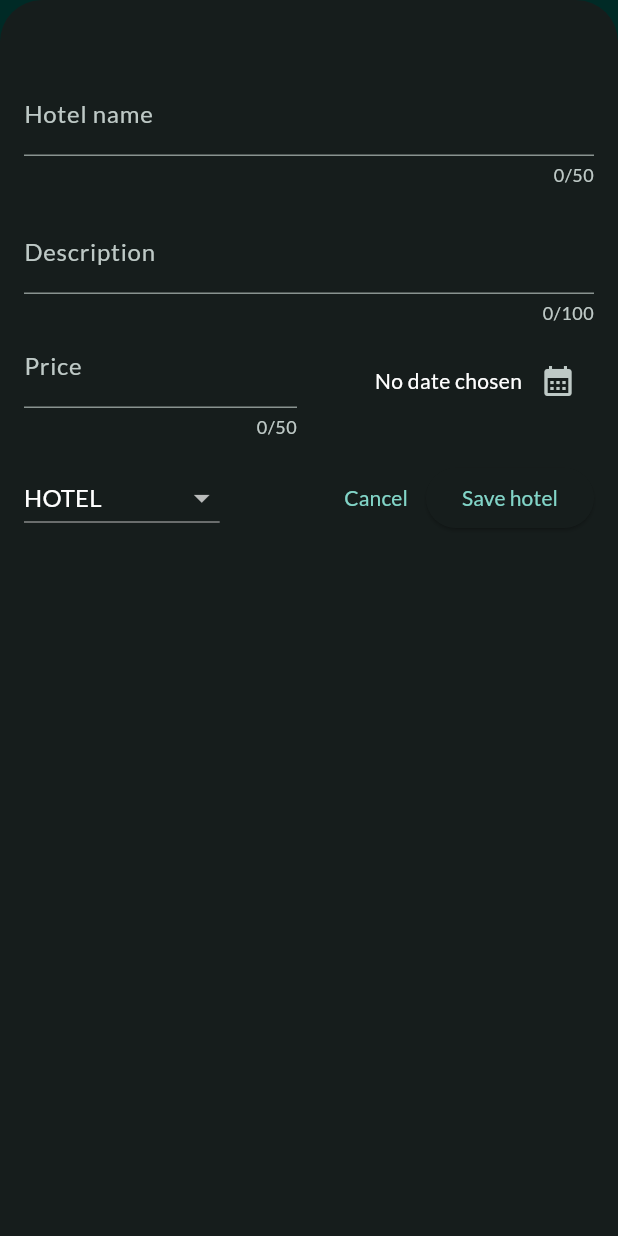
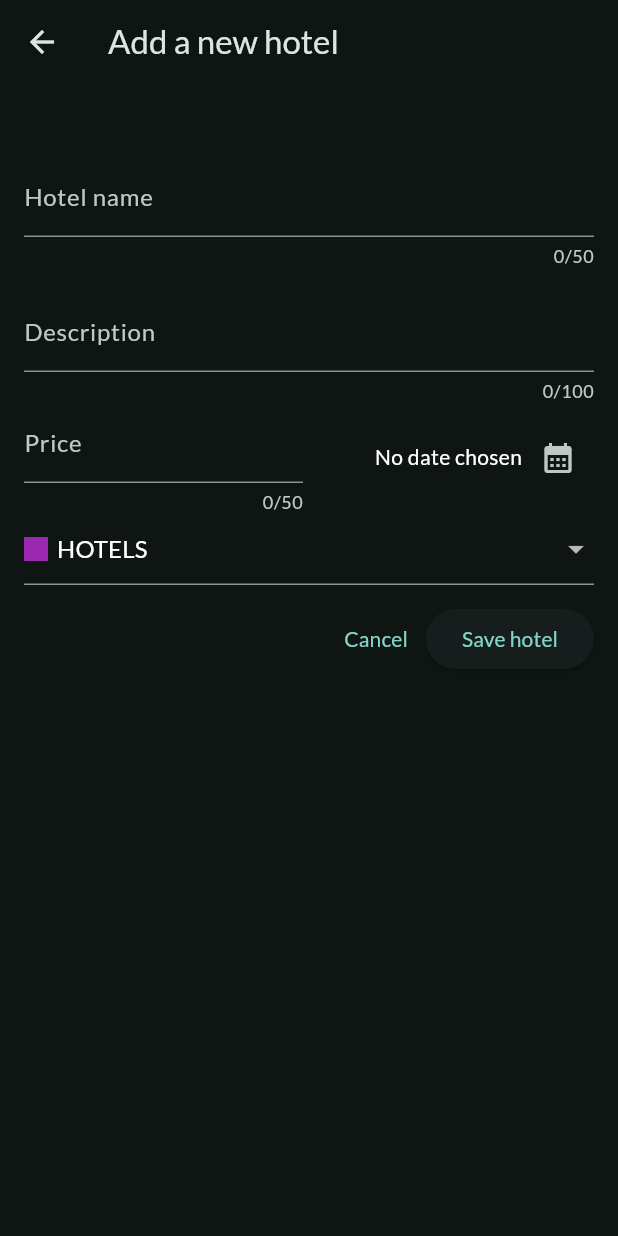
Before and after one commit to marinasimionescu21/Mobile-booking-app, a Flutter app: the HomeScreen screen opened directly, after a tap on the "add" icon, on a phone screen of 412 x 824 dp. Run offline on Flutter 3.47's test engine with Material 2 defaults, Android fonts, the light colour scheme and no system bars; our stand-ins replace flutter_riverpod, google_fonts, transparent_image.

Commit message:
Style for add places done

```diff
--- a/lib/models/category.dart
+++ b/lib/models/category.dart
@@ -1,4 +1,52 @@
 import 'package:flutter/material.dart';
+
+enum Category { hotel, guestHouse, apartment, villa }
+
+const availableCategoriesMap = {
+  Category.hotel: CategoryOfHotels(
+    id: 'c1',
+    title: 'Hotels',
+    color: Colors.purple,
+  ),
+  Category.guestHouse: CategoryOfHotels(
+    id: 'c2',
+    title: 'Guesthouses',
+    color: Colors.teal,
+  ),
+  Category.apartment: CategoryOfHotels(
+    id: 'c3',
+    title: 'Apartments',
+    color: Colors.lime,
+  ),
+  Category.villa: CategoryOfHotels(
+    id: 'c4',
+    title: 'Villas',
+    color: Colors.lightBlueAccent,
+  ),
+};
+
+const availableCategories = [
+  CategoryOfHotels(
+    id: 'c1',
+    title: 'Hotels',
+    color: Colors.purple,
+  ),
+  CategoryOfHotels(
+    id: 'c2',
+    title: 'Guesthouses',
+    color: Colors.teal,
+  ),
+  CategoryOfHotels(
+    id: 'c3',
+    title: 'Apartments',
+    color: Colors.lime,
+  ),
+  CategoryOfHotels(
+    id: 'c4',
+    title: 'Villas',
+    color: Colors.lightBlueAccent,
+  ),
+];
 
 class CategoryOfHotels {
   const CategoryOfHotels(
--- a/lib/models/hotels.dart
+++ b/lib/models/hotels.dart
@@ -4,8 +4,6 @@ import 'package:intl/intl.dart';
 final formatter = DateFormat.yMd();
 
 const uuid = Uuid();
-
-enum Category { hotel, guestHouse, apartment, villa }
 
 enum Affordability { affordable, pricey, luxurious }
 
--- a/lib/models/users_hotel.dart
+++ b/lib/models/users_hotel.dart
@@ -1,3 +1,4 @@
+import 'package:licenta_app/models/category.dart';
 import 'package:uuid/uuid.dart';
 import 'package:flutter/material.dart';
 import 'package:intl/intl.dart';
@@ -6,12 +7,11 @@ final formatter = DateFormat.yMd();
 
 const uuid = Uuid();
 
-enum Category { hotel, guestHouse, apartment }
-
 const categoryIcons = {
   Category.hotel: Icons.hotel,
   Category.guestHouse: Icons.house,
   Category.apartment: Icons.apartment,
+  Category.villa: Icons.villa,
 };
 
 class Hotels {
@@ -27,7 +27,7 @@ class Hotels {
   final String hotelName;
   final String description;
   final double price;
-  final Category category;
+  final CategoryOfHotels category;
   final DateTime createdAt;
 
   String get formattedDate {
@@ -43,6 +43,7 @@ class HotelsBucket {
 
   HotelsBucket.forCategory(List<Hotels> hotels, this.category)
       : hotels =
+            // ignore: unrelated_type_equality_checks
             hotels.where((element) => element.category == category).toList();
 
   final Category category;
--- a/lib/screen/categories.dart
+++ b/lib/screen/categories.dart
@@ -1,5 +1,4 @@
 import 'package:flutter/material.dart';
-import 'package:licenta_app/models/dummy_data.dart';
 import 'package:licenta_app/screen/hotels.dart';
 import 'package:licenta_app/widgets/category_grid_item.dart';
 import '../models/category.dart';
--- a/lib/screen/hotel_screen.dart
+++ b/lib/screen/hotel_screen.dart
@@ -1,8 +1,17 @@
 import 'package:flutter/material.dart';
+import 'package:licenta_app/models/category.dart';
 import 'package:licenta_app/models/users_hotel.dart';
 import 'package:licenta_app/widgets/chart/chart.dart';
-import 'package:licenta_app/widgets/hotels/hotels_list.dart';
 import 'package:licenta_app/widgets/new_hotel.dart';
+
+final List<Hotels> _registeredHotels = [
+  Hotels(
+      hotelName: 'Apartment 12',
+      description: 'Apartament description',
+      price: 200.0,
+      createdAt: DateTime.now(),
+      category: availableCategoriesMap[Category.hotel]!),
+];
 
 class HomeScreen extends StatefulWidget {
   const HomeScreen({Key? key}) : super(key: key);
@@ -14,43 +23,36 @@ class HomeScreen extends StatefulWidget {
 }
 
 class _HomeScreenState extends State<HomeScreen> {
-  final List<Hotels> _registeredHotels = [
-    Hotels(
-        hotelName: 'Apartment 12',
-        description: 'Apartament description',
-        price: 200.0,
-        createdAt: DateTime.now(),
-        category: Category.apartment),
-  ];
+  void _addItem() async {
+    final newItem = await Navigator.of(context).push<Hotels>(
+      MaterialPageRoute(
+        builder: (ctx) => const NewHotel(),
+      ),
+    );
 
-  _openAddHotelScreen() {
-    showModalBottomSheet(
-        isScrollControlled: true,
-        context: context,
-        builder: (ctx) => NewHotel(onAddHotel: _addHotel));
+    if (newItem == null) {
+      return;
     }
-
-  void _addHotel(Hotels hotels) {
     setState(() {
-      _registeredHotels.add(hotels);
+      _registeredHotels.add(newItem);
     });
   }
 
-  void _removeHotel(Hotels hotel) {
-    final hotelIndex = _registeredHotels.indexOf(hotel);
+  void _removeItem(Hotels item) {
+    final hotelIndex = _registeredHotels.indexOf(item);
     setState(() {
-      _registeredHotels.remove(hotel);
+      _registeredHotels.remove(item);
     });
     ScaffoldMessenger.of(context).clearSnackBars();
     ScaffoldMessenger.of(context).showSnackBar(
       SnackBar(
         duration: const Duration(seconds: 3),
-        content: Text('${hotel.hotelName} removed'),
+        content: Text('${item.hotelName} removed'),
         action: SnackBarAction(
           label: 'UNDO',
           onPressed: () {
             setState(() {
-              _registeredHotels.insert(hotelIndex, hotel);
+              _registeredHotels.insert(hotelIndex, item);
             });
           },
         ),
@@ -59,38 +61,62 @@ class _HomeScreenState extends State<HomeScreen> {
   }
 
   @override
-  Widget build(context) {
-    Widget mainContent = const Center(
+  Widget build(BuildContext context) {
+    Widget content = const Center(
       child: Text(
         'Nothing found. Start adding ',
         style: TextStyle(color: Colors.white, fontSize: 20),
+        selectionColor: Colors.white,
       ),
     );
 
     if (_registeredHotels.isNotEmpty) {
-      mainContent = HotelsList(
-        hotels: _registeredHotels,
-        onRemoveHotel: _removeHotel,
+      content = ListView.builder(
+        itemCount: _registeredHotels.length,
+        itemBuilder: ((context, index) => Dismissible(
+              onDismissed: (direction) {
+                _removeItem(_registeredHotels[index]);
+              },
+              key: ValueKey(_registeredHotels[index].id),
+              child: ListTile(
+                title: Text(_registeredHotels[index].hotelName,
+                    style: Theme.of(context)
+                        .textTheme
+                        .titleLarge!
+                        .copyWith(color: Colors.white, fontSize: 20)),
+                leading: Container(
+                  width: 24,
+                  height: 24,
+                  color: _registeredHotels[index].category.color,
+                ),
+                trailing: Text(
+                  _registeredHotels[index].price.toString(),
+                  style: Theme.of(context)
+                      .textTheme
+                      .titleLarge!
+                      .copyWith(color: Colors.white, fontSize: 17),
+                ),
+              ),
+            )),
       );
     }
-
     return Scaffold(
         appBar: AppBar(
-        backgroundColor: const Color.fromARGB(255, 1, 91, 82),
+          title: const Text('Your Properties'),
           actions: [
             IconButton(
-            onPressed: _openAddHotelScreen,
+              onPressed: _addItem,
               icon: const Icon(Icons.add),
             )
           ],
-        title: const Text('Your Places'),
         ),
         body: Column(
           children: [
-          Chart(hotels: _registeredHotels),
-          Expanded(child: mainContent),
+            Chart(
+              hotels: _registeredHotels,
+            ),
+            Expanded(child: content),
           ],
-      ),
-    );
+        ));
   }
 }
--- a/lib/screen/tabs.dart
+++ b/lib/screen/tabs.dart
@@ -41,7 +41,6 @@ class _TabsScreenState extends ConsumerState<TabsScreen> {
       ));
     }
     if (identifier == 'addPlace') {
-      // ignore: use_build_context_synchronously
       await Navigator.of(context)
           .push(MaterialPageRoute(builder: (ctx) => const HomeScreen()));
     }
--- a/lib/widgets/chart/chart.dart
+++ b/lib/widgets/chart/chart.dart
@@ -1,6 +1,8 @@
 import 'package:flutter/material.dart';
 import 'package:licenta_app/models/users_hotel.dart';
 import 'package:licenta_app/widgets/chart/chart_bar.dart';
+
+import '../../models/category.dart';
 
 class Chart extends StatelessWidget {
   const Chart({super.key, required this.hotels});
@@ -12,6 +14,7 @@ class Chart extends StatelessWidget {
       HotelsBucket.forCategory(hotels, Category.hotel),
       HotelsBucket.forCategory(hotels, Category.guestHouse),
       HotelsBucket.forCategory(hotels, Category.apartment),
+      HotelsBucket.forCategory(hotels, Category.villa),
     ];
   }
 
--- a/lib/widgets/new_hotel.dart
+++ b/lib/widgets/new_hotel.dart
@@ -1,26 +1,37 @@
 import 'package:flutter/material.dart';
-import 'package:intl/intl.dart';
-import 'package:licenta_app/models/users_hotel.dart';
+import 'package:licenta_app/models/category.dart';
 
-final formatter = DateFormat.yMd();
+import '../models/users_hotel.dart';
 
 class NewHotel extends StatefulWidget {
-  const NewHotel({Key? key, required this.onAddHotel}) : super(key: key);
-
-  final void Function(Hotels hotels) onAddHotel;
+  const NewHotel({Key? key}) : super(key: key);
 
   @override
-  State<NewHotel> createState() {
-    return _NewHotelState();
-  }
+  State<NewHotel> createState() => _NewHotelState();
 }
 
 class _NewHotelState extends State<NewHotel> {
-  final _titleController = TextEditingController();
-  final _priceController = TextEditingController();
-  final _descriptionController = TextEditingController();
+  final _formKey = GlobalKey<FormState>();
+  var _hotelName = '';
+  var _hotelDescription = '';
+  var _hotelPrice = '';
   DateTime? _selectedDate;
-  Category _selectedCategory = Category.hotel;
+  var _selectedCategory = availableCategoriesMap[Category.hotel]!;
+
+  void _saveItem() {
+    if (_formKey.currentState!.validate()) {
+      _formKey.currentState!.save();
+      Navigator.of(context).pop(
+        Hotels(
+          hotelName: _hotelName,
+          description: _hotelDescription,
+          price: double.parse(_hotelPrice),
+          createdAt: _selectedDate!,
+          category: _selectedCategory,
+        ),
+      );
+    }
+  }
 
   void _presentDatePicker() async {
     final now = DateTime.now();
@@ -37,96 +48,94 @@ class _NewHotelState extends State<NewHotel> {
     });
   }
 
-  void _submitData() {
-    final enteredTitle = _titleController.text.trim();
-    final enteredDescription = _descriptionController.text.trim();
-    final enteredPrice = double.tryParse(_priceController.text);
-    final priceIsInvalid = enteredPrice == null || enteredPrice <= 0;
-
-    if (enteredTitle.isEmpty ||
-        enteredDescription.isEmpty ||
-        priceIsInvalid ||
-        _selectedDate == null) {
-      showDialog(
-          context: context,
-          builder: (ctx) => AlertDialog(
-                title: const Text(
-                  'Invalid input',
-                  style: TextStyle(color: Colors.white),
-                ),
-                content: const Text(
-                  'Please enter valid data',
-                  style: TextStyle(color: Colors.white),
-                ),
-                actions: [
-                  TextButton(
-                    onPressed: () => Navigator.of(ctx).pop(),
-                    child: const Text('OK'),
-                  )
-                ],
-              ));
-      return;
-    }
-
-    widget.onAddHotel(
-      Hotels(
-        hotelName: enteredTitle,
-        description: enteredDescription,
-        price: enteredPrice,
-        createdAt: _selectedDate!,
-        category: _selectedCategory,
-      ),
-    );
-    Navigator.pop(context);
-  }
-
-  @override
-  void dispose() {
-    _titleController.dispose();
-    _priceController.dispose();
-    _descriptionController.dispose();
-    super.dispose();
-  }
-
   @override
   Widget build(BuildContext context) {
-    return Padding(
+    return Scaffold(
+      appBar: AppBar(
+        title: const Text('Add a new hotel'),
+      ),
+      body: Padding(
           padding: const EdgeInsets.fromLTRB(16, 48, 16, 16),
-        child: Column(
-          children: [
-            TextField(
-              controller: _titleController,
+          child: Form(
+            key: _formKey,
+            child: Column(children: [
+              TextFormField(
                 maxLength: 50,
+                cursorColor: Colors.white,
+                style: Theme.of(context)
+                    .textTheme
+                    .titleLarge!
+                    .copyWith(color: Colors.white, fontSize: 17),
                 decoration: const InputDecoration(
-                  label:
-                      Text('Hotel name',)),
+                  labelText: 'Hotel name',
+                ),
+                validator: (value) {
+                  if (value == null ||
+                      value.isEmpty ||
+                      value.trim().length <= 1 ||
+                      value.trim().length > 50) {
+                    return 'Please enter a valid hotel name';
+                  }
+                  return null;
+                },
+                onSaved: (value) {
+                  _hotelName = value!;
+                },
               ),
               const SizedBox(height: 16),
-            TextField(
-              controller: _descriptionController,
+              TextFormField(
                 maxLength: 100,
+                style: Theme.of(context)
+                    .textTheme
+                    .titleLarge!
+                    .copyWith(color: Colors.white, fontSize: 17),
                 decoration: const InputDecoration(
-                label: Text('Description'),
+                  labelText: 'Description',
                 ),
+                validator: (value) {
+                  if (value == null ||
+                      value.isEmpty ||
+                      value.trim().length <= 1 ||
+                      value.trim().length > 50) {
+                    return 'Please enter a valid description';
+                  }
+                  return null;
+                },
+                onSaved: (value) {
+                  _hotelDescription = value!;
+                },
               ),
-            Row(
-              children: [
+              Row(children: [
                 Expanded(
-                    child: TextField(
-                  style: const TextStyle(color: Colors.white),
-                  controller: _priceController,
+                  child: TextFormField(
+                    style: Theme.of(context)
+                        .textTheme
+                        .titleLarge!
+                        .copyWith(color: Colors.white, fontSize: 17),
                     maxLength: 50,
                     keyboardType: TextInputType.number,
                     decoration: const InputDecoration(
                       prefixText: 'RON ',
-                    label: Text('Price'),
+                      labelText: 'Price',
                     ),
-                )),
-                const SizedBox(width: 16),
+                    validator: (value) {
+                      if (value == null ||
+                          value.isEmpty ||
+                          value.trim().length <= 1 ||
+                          value.trim().length > 50) {
+                        return 'Please enter a valid price';
+                      }
+                      return null;
+                    },
+                    onSaved: (value) {
+                      _hotelPrice = value!;
+                    },
+                  ),
+                ),
+                const SizedBox(width: 8),
                 Expanded(
-                  child: Row(
-                    mainAxisAlignment: MainAxisAlignment.end,
-                    children: [
+                  child:
+                      Row(mainAxisAlignment: MainAxisAlignment.end, children: [
                     Text(
                       _selectedDate == null
                           ? 'No date chosen'
@@ -136,43 +145,56 @@ class _NewHotelState extends State<NewHotel> {
                     IconButton(
                         onPressed: _presentDatePicker,
                         icon: const Icon(Icons.calendar_month)),
+                  ]),
+                )
+              ]),
+              const SizedBox(width: 16),
+              Row(
+                children: [
+                  Expanded(
+                    child: DropdownButtonFormField(
+                      value: _selectedCategory,
+                      items: [
+                        for (final category in availableCategoriesMap.entries)
+                          DropdownMenuItem(
+                              value: category.value,
+                              child: Row(children: [
+                                Container(
+                                  width: 16,
+                                  height: 16,
+                                  color: category.value.color,
+                                ),
+                                const SizedBox(width: 6),
+                                Text(category.value.title.toUpperCase(),
+                                    style:
+                                        const TextStyle(color: Colors.white)),
+                              ]))
                       ],
+                      onChanged: (value) {
+                        setState(() {
+                          _selectedCategory = value!;
+                        });
+                      },
                     ),
                   ),
                 ],
               ),
-            const SizedBox(height: 16),
+              const SizedBox(height: 12),
               Row(
+                mainAxisAlignment: MainAxisAlignment.end,
                 children: [
-                DropdownButton(
-                    value: _selectedCategory,
-                    items: Category.values
-                        .map((category) => DropdownMenuItem(
-                            value: category,
-                            child: Text(
-                              category.name.toUpperCase(),
-                              style: const TextStyle(color: Colors.white),
-                            )))
-                        .toList(),
-                    onChanged: (value) {
-                      setState(() {
-                        if (value == null) {
-                          return;
-                        }
-                        _selectedCategory = value;
-                      });
-                    }),
-                const Spacer(),
                   TextButton(
                       onPressed: () {
                         Navigator.pop(context);
+                        _formKey.currentState!.reset();
                       },
                       child: const Text('Cancel')),
                   ElevatedButton(
-                    onPressed: _submitData, child: const Text('Save hotel')),
+                      onPressed: _saveItem, child: const Text('Save hotel')),
                 ],
               )
-          ],
-        ));
+            ]),
+          )),
+    );
   }
 }
```
Also changed, not shown: lib/models/dummy_data.dart (+0 -25 lines). Lines whose indentation alone changed are shown as unchanged.
